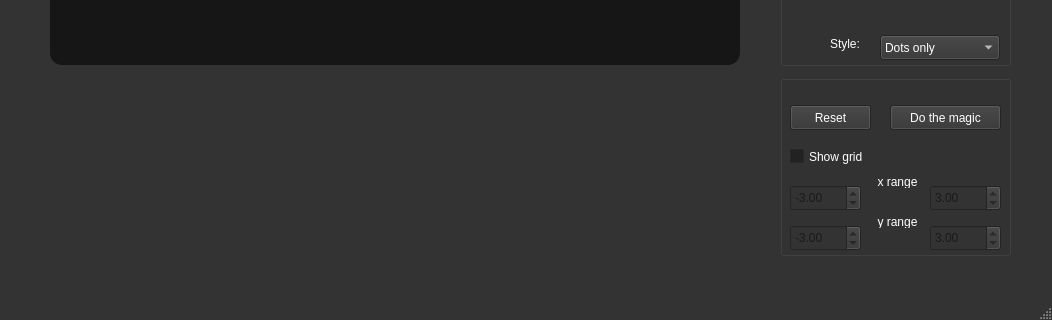
This is Shape_app/mainwindow.ui in pvujasic/Harry_Plotter as Qt 5 draws it before an edit; both pictures show x 0 to 1052 and y 515 to 835 of the 1052 by 835 pixel window. The edited form follows.
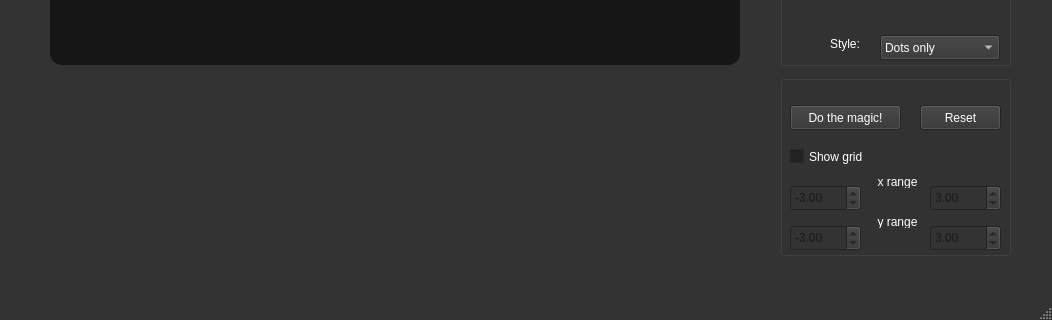
This is the edited form. Icons and pictures are not drawn.

What changed in the file:
```diff
--- a/Shape_app/mainwindow.ui
+++ b/Shape_app/mainwindow.ui
@@ -474,9 +474,9 @@
     <property name="geometry">
      <rect>
       <x>50</x>
-      <y>600</y>
+      <y>610</y>
       <width>691</width>
-      <height>141</height>
+      <height>171</height>
      </rect>
     </property>
     <property name="text">
@@ -1024,22 +1024,6 @@
       <double>-3.000000000000000</double>
      </property>
     </widget>
-    <widget class="QPushButton" name="drawButton">
-     <property name="geometry">
-      <rect>
-       <x>110</x>
-       <y>30</y>
-       <width>111</width>
-       <height>25</height>
-      </rect>
-     </property>
-     <property name="styleSheet">
-      <string notr="true"/>
-     </property>
-     <property name="text">
-      <string>Do the magic</string>
-     </property>
-    </widget>
     <widget class="QCheckBox" name="gridBox">
      <property name="geometry">
       <rect>
@@ -1123,7 +1107,7 @@
     <widget class="QPushButton" name="resetButton">
      <property name="geometry">
       <rect>
-       <x>10</x>
+       <x>140</x>
        <y>30</y>
        <width>81</width>
        <height>25</height>
@@ -1136,6 +1120,22 @@
       <string>Reset</string>
      </property>
     </widget>
+    <widget class="QPushButton" name="drawButton">
+     <property name="geometry">
+      <rect>
+       <x>10</x>
+       <y>30</y>
+       <width>111</width>
+       <height>25</height>
+      </rect>
+     </property>
+     <property name="styleSheet">
+      <string notr="true"/>
+     </property>
+     <property name="text">
+      <string>Do the magic!</string>
+     </property>
+    </widget>
    </widget>
    <widget class="QGroupBox" name="groupBox_5">
     <property name="geometry">
```
